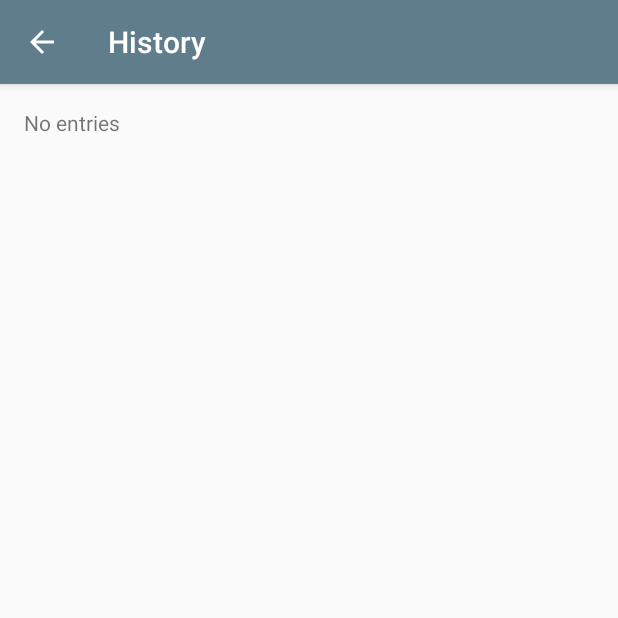
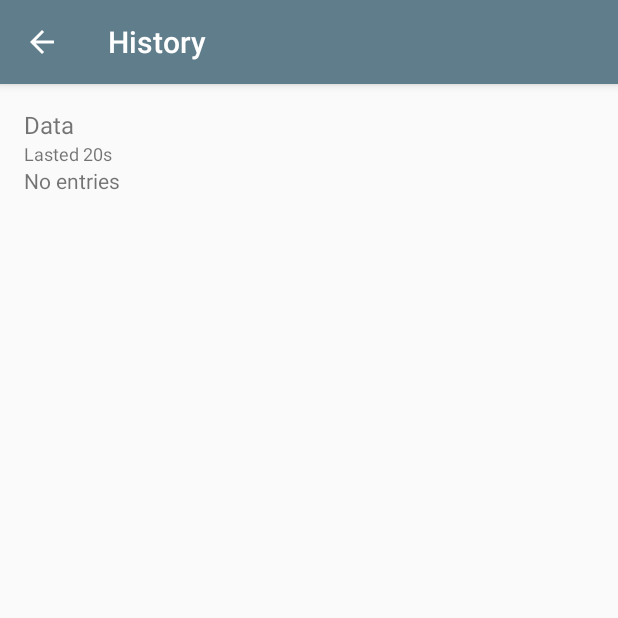
Before and after one commit to kubols/Metronome, an Android app: the BeepHistory screen opened directly, with no data from a screen before it, on a phone screen of 412 x 824 dp, the top half of it. Run offline under Robolectric (Android 15) with nearby library versions, the phone set to English and light mode, and no system bars.

Commit message:
New Layout Class, scroll view

```diff
--- a/app/src/main/res/layout/activity_beephistory.xml
+++ b/app/src/main/res/layout/activity_beephistory.xml
@@ -16,6 +16,9 @@
         android:elevation="4dp"
         app:theme="@style/CustomToolbar"/>
 
+    <ScrollView
+        android:layout_width="match_parent"
+        android:layout_height="match_parent">
         <LinearLayout
             android:orientation="vertical"
             android:layout_width="match_parent"
@@ -26,6 +29,19 @@
             android:paddingRight="@dimen/activity_horizontal_margin"
             android:paddingTop="@dimen/activity_vertical_margin"
             android:id="@+id/history">
+            <TextView
+                android:id="@+id/date"
+                android:layout_width="match_parent"
+                android:layout_height="wrap_content"
+                android:text="Data"
+                android:textSize="16sp"/>
+            <TextView
+                android:id="@+id/lasted"
+                android:layout_width="wrap_content"
+                android:layout_height="wrap_content"
+                android:text="Lasted 20s"
+                android:textSize="12sp"/>
 
         </LinearLayout>
+    </ScrollView>
 </LinearLayout>
--- a/app/src/main/res/values/styles.xml
+++ b/app/src/main/res/values/styles.xml
@@ -12,4 +12,6 @@
         <item name="popupTheme">@style/ThemeOverlay.AppCompat.Light</item>
     </style>
 
+    <style name="HistoryHeader" parent="Base.TextAppearance.AppCompat.Subhead"></style>
+
 </resources>
```
Also changed, not shown: app/src/main/java/pl/edu/uksw/metronome/BeepHistory.java (+22 -5 lines), app/src/main/java/pl/edu/uksw/metronome/HistoryHeaderLayout.java (added, +49 -0 lines). Lines whose indentation alone changed are shown as unchanged.
